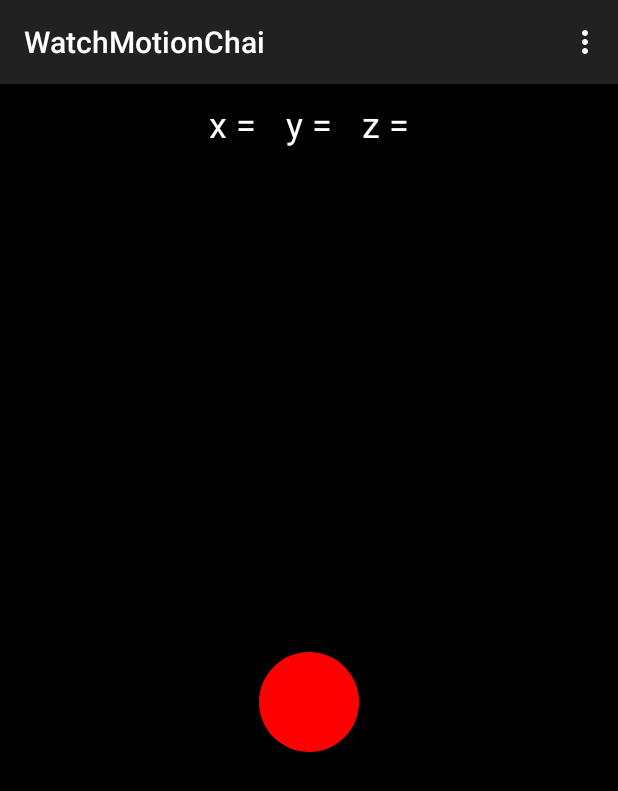
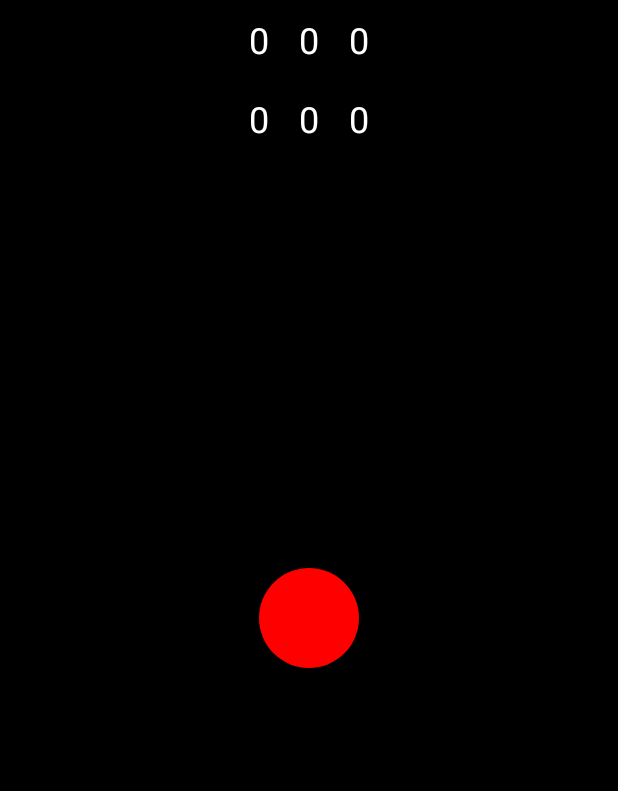
Before and after one commit to M3rcur14l/Dream-Trip, an Android app: the screen it shows after launch (MainActivity), on a phone screen of 412 x 824 dp. Shown: the top 791 px of the screen. Run offline under Robolectric (Android 15) with nearby library versions, the phone set to English and light mode, and no system bars; 2 statements that could not run were skipped.

Commit message:
first version

```diff
--- a/mobile/src/main/AndroidManifest.xml
+++ b/mobile/src/main/AndroidManifest.xml
@@ -1,6 +1,6 @@
 <?xml version="1.0" encoding="utf-8"?>
 <manifest xmlns:android="http://schemas.android.com/apk/res/android"
-    package="com.example.chai.watchmotionchai" >
+    package="com.example.chai.dreamtrip" >
     <meta-data
         android:name="com.google.android.gms.version"
         android:value="@integer/google_play_services_version" />
@@ -11,7 +11,7 @@
         android:label="@string/app_name"
         android:theme="@style/AppTheme" >
         <activity
-            android:name=".MainActivity"
+            android:name="com.example.chai.dreamtrip.MainActivity"
             android:label="@string/app_name" >
             <intent-filter>
                 <action android:name="android.intent.action.MAIN" />
@@ -20,7 +20,7 @@
             </intent-filter>
         </activity>
 
-        <service android:name=".DataListenerService">
+        <service android:name="com.example.chai.dreamtrip.DataListenerService">
             <intent-filter>
                 <action android:name="com.google.android.gms.wearable.BIND_LISTENER"></action>
             </intent-filter>
--- a/mobile/src/main/java/com/example/chai/watchmotionchai/DataListenerService.java
+++ b/mobile/src/main/java/com/example/chai/dreamtrip/DataListenerService.java
@@ -1,13 +1,11 @@
-package com.example.chai.watchmotionchai;
+package com.example.chai.dreamtrip;
 
 import android.content.Intent;
 import android.support.v4.content.LocalBroadcastManager;
 
-import com.google.android.gms.wearable.DataMapItem;
 import com.google.android.gms.wearable.MessageEvent;
 import com.google.android.gms.wearable.WearableListenerService;
 
-import java.io.UnsupportedEncodingException;
 import java.nio.charset.StandardCharsets;
 
 /**
--- a/mobile/src/main/java/com/example/chai/watchmotionchai/MainActivity.java
+++ b/mobile/src/main/java/com/example/chai/dreamtrip/MainActivity.java
@@ -1,17 +1,19 @@
-package com.example.chai.watchmotionchai;
+package com.example.chai.dreamtrip;
 
+import android.app.Activity;
 import android.content.BroadcastReceiver;
 import android.content.Context;
 import android.content.Intent;
 import android.content.IntentFilter;
+import android.content.pm.ActivityInfo;
 import android.graphics.Point;
 import android.support.v4.content.LocalBroadcastManager;
 import android.support.v7.app.ActionBarActivity;
 import android.os.Bundle;
 import android.view.Display;
-import android.view.Menu;
-import android.view.MenuItem;
 import android.view.View;
+import android.view.Window;
+import android.view.WindowManager;
 import android.widget.RelativeLayout;
 import android.widget.TextView;
 import android.widget.Toast;
@@ -19,11 +21,9 @@ import android.widget.Toast;
 import com.google.android.gms.common.api.GoogleApiClient;
 import com.google.android.gms.wearable.Wearable;
 
-public class MainActivity extends ActionBarActivity implements GoogleApiClient.ConnectionCallbacks {
+public class MainActivity extends Activity implements GoogleApiClient.ConnectionCallbacks {
 
-    private TextView xText;
-    private TextView yText;
-    private TextView zText;
+    private TextView xText, yText, zText, maxXText, maxYText, maxZText;
     private TestView testView;
 
     private GoogleApiClient mApiClient;
@@ -41,19 +41,27 @@ public class MainActivity extends ActionBarActivity implements GoogleApiClient.C
             public void onReceive(Context context, Intent intent) {
                 String result = intent.getStringExtra("MESSAGE");
                 String values[] = result.split(",");
+                if (Float.parseFloat(maxXText.getText().toString()) < Float.parseFloat(values[0])) {
+                    maxXText.setText(values[0]);
+                }
+                if (Float.parseFloat(maxYText.getText().toString()) < Float.parseFloat(values[1])) {
+                    maxXText.setText(values[1]);
+                }
+                if (Float.parseFloat(maxZText.getText().toString()) < Float.parseFloat(values[2])) {
+                    maxXText.setText(values[2]);
+                }
                 xText.setText(values[0]);
                 yText.setText(values[1]);
                 zText.setText(values[2]);
 
-                testView.setX(testView.getX() +  Float.parseFloat(values[1]) * 10);
-                testView.setY(testView.getY() -  Float.parseFloat(values[0]) * 10);
+                testView.setX(testView.getX() + Float.parseFloat(values[1]) * 20);
+                testView.setY(testView.getY() - Float.parseFloat(values[0]) * 10);
             }
         };
     }
 
     @Override
     public void onStart() {
-
         super.onStart();
         LocalBroadcastManager.getInstance(this).registerReceiver(receiver, new IntentFilter("REQUEST_PROCESSED"));
     }
@@ -79,6 +87,9 @@ public class MainActivity extends ActionBarActivity implements GoogleApiClient.C
         xText = (TextView) findViewById(R.id.x_value);
         yText = (TextView) findViewById(R.id.y_value);
         zText = (TextView) findViewById(R.id.z_value);
+        maxXText = (TextView) findViewById(R.id.max_x_value);
+        maxYText = (TextView) findViewById(R.id.max_y_value);
+        maxZText = (TextView) findViewById(R.id.max_z_value);
         RelativeLayout mainLayout = (RelativeLayout) findViewById(R.id.main_layout);
         testView = new TestView(this);
         RelativeLayout.LayoutParams params = new RelativeLayout.LayoutParams(100, 100);
@@ -100,7 +111,6 @@ public class MainActivity extends ActionBarActivity implements GoogleApiClient.C
 
     //stopservice when click start button
     public void stopMyService(View v) {
-
         Toast.makeText(this, "service stopped", Toast.LENGTH_SHORT).show();
     }
 
@@ -111,27 +121,4 @@ public class MainActivity extends ActionBarActivity implements GoogleApiClient.C
         mApiClient.disconnect();
         LocalBroadcastManager.getInstance(this).unregisterReceiver(receiver);
     }
-
-
-    @Override
-    public boolean onCreateOptionsMenu(Menu menu) {
-        // Inflate the menu; this adds items to the action bar if it is present.
-        getMenuInflater().inflate(R.menu.menu_main, menu);
-        return true;
-    }
-
-    @Override
-    public boolean onOptionsItemSelected(MenuItem item) {
-        // Handle action bar item clicks here. The action bar will
-        // automatically handle clicks on the Home/Up button, so long
-        // as you specify a parent activity in AndroidManifest.xml.
-        int id = item.getItemId();
-
-        //noinspection SimplifiableIfStatement
-        if (id == R.id.action_settings) {
-            return true;
-        }
-
-        return super.onOptionsItemSelected(item);
-    }
 }
--- a/mobile/src/main/java/com/example/chai/watchmotionchai/TestView.java
+++ b/mobile/src/main/java/com/example/chai/dreamtrip/TestView.java
@@ -1,4 +1,4 @@
-package com.example.chai.watchmotionchai;
+package com.example.chai.dreamtrip;
 
 import android.content.Context;
 import android.graphics.Canvas;
--- a/mobile/src/main/res/layout/activity_main.xml
+++ b/mobile/src/main/res/layout/activity_main.xml
@@ -8,6 +8,7 @@
 
 
     <LinearLayout
+        android:id="@+id/sopra"
         android:layout_width="wrap_content"
         android:layout_height="wrap_content"
         android:layout_centerHorizontal="true"
@@ -20,7 +21,7 @@
             android:layout_height="wrap_content"
             android:layout_weight="3"
             android:padding="10dp"
-            android:text="x ="
+            android:text="0"
             android:textColor="#ffffff"
             android:textSize="24sp" />
 
@@ -30,7 +31,7 @@
             android:layout_height="wrap_content"
             android:layout_weight="3"
             android:padding="10dp"
-            android:text="y ="
+            android:text="0"
             android:textColor="#ffffff"
             android:textSize="24sp" />
 
@@ -40,7 +41,45 @@
             android:layout_height="wrap_content"
             android:layout_weight="3"
             android:padding="10dp"
-            android:text="z ="
+            android:text="0"
+            android:textColor="#ffffff"
+            android:textSize="24sp" />
+    </LinearLayout>
+    <LinearLayout
+        android:layout_width="wrap_content"
+        android:layout_height="wrap_content"
+        android:layout_centerHorizontal="true"
+        android:layout_below="@id/sopra"
+        android:orientation="horizontal"
+        android:weightSum="9">
+
+        <TextView
+            android:id="@+id/max_x_value"
+            android:layout_width="wrap_content"
+            android:layout_height="wrap_content"
+            android:layout_weight="3"
+            android:padding="10dp"
+            android:text="0"
+            android:textColor="#ffffff"
+            android:textSize="24sp" />
+
+        <TextView
+            android:id="@+id/max_y_value"
+            android:layout_width="wrap_content"
+            android:layout_height="wrap_content"
+            android:layout_weight="3"
+            android:padding="10dp"
+            android:text="0"
+            android:textColor="#ffffff"
+            android:textSize="24sp" />
+
+        <TextView
+            android:id="@+id/max_z_value"
+            android:layout_width="wrap_content"
+            android:layout_height="wrap_content"
+            android:layout_weight="3"
+            android:padding="10dp"
+            android:text="0"
             android:textColor="#ffffff"
             android:textSize="24sp" />
     </LinearLayout>
--- a/mobile/src/main/res/values/strings.xml
+++ b/mobile/src/main/res/values/strings.xml
@@ -1,7 +1,7 @@
 <?xml version="1.0" encoding="utf-8"?>
 <resources>
 
-    <string name="app_name">WatchMotionChai</string>
+    <string name="app_name">Dream Trip</string>
     <string name="hello_world">Hello world!</string>
     <string name="action_settings">Settings</string>
 
--- a/mobile/src/main/res/values/styles.xml
+++ b/mobile/src/main/res/values/styles.xml
@@ -3,6 +3,9 @@
     <!-- Base application theme. -->
     <style name="AppTheme" parent="Theme.AppCompat.Light.DarkActionBar">
         <!-- Customize your theme here. -->
+        <item name="android:windowNoTitle">true</item>
+        <item name="android:keepScreenOn">true</item>
+        <item name="android:screenOrientation">landscape</item>
     </style>
 
 </resources>
--- a/wear/src/main/AndroidManifest.xml
+++ b/wear/src/main/AndroidManifest.xml
@@ -1,6 +1,6 @@
 <?xml version="1.0" encoding="utf-8"?>
 <manifest xmlns:android="http://schemas.android.com/apk/res/android"
-    package="com.example.chai.watchmotionchai" >
+    package="com.example.chai.dreamtrip" >
 
     <uses-feature android:name="android.hardware.type.watch" />
     <uses-feature android:name="android.hardware.sensor.accelerometer" />
@@ -11,7 +11,7 @@
         android:label="@string/app_name"
         android:theme="@android:style/Theme.DeviceDefault" >
         <activity
-            android:name=".MainActivity"
+            android:name=".ControlActivity"
             android:label="@string/app_name" >
             <intent-filter>
                 <action android:name="android.intent.action.MAIN" />
--- a/wear/src/main/res/values/strings.xml
+++ b/wear/src/main/res/values/strings.xml
@@ -1,7 +1,7 @@
 <?xml version="1.0" encoding="utf-8"?>
 <resources>
 
-    <string name="app_name">WatchMotionChai</string>
+    <string name="app_name">Dream Trip</string>
     <string name="hello_round">Hello Round World!</string>
     <string name="hello_square">Hello Square World!</string>
 
```
Also changed, not shown: wear/src/main/java/com/example/chai/dreamtrip/ControlActivity.java (renamed from wear/src/main/java/com/example/chai/watchmotionchai/MainActivity.java, +21 -40 lines), wear/src/main/res/layout/rect_activity_main.xml (+10 -11 lines), 2 other files.
